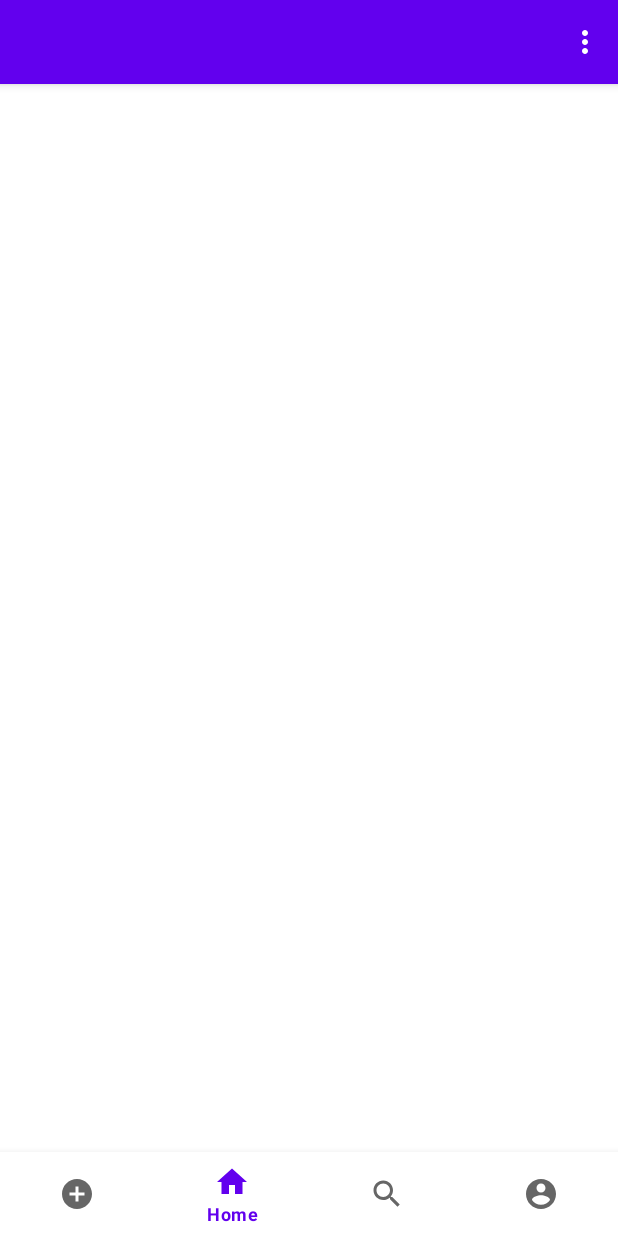
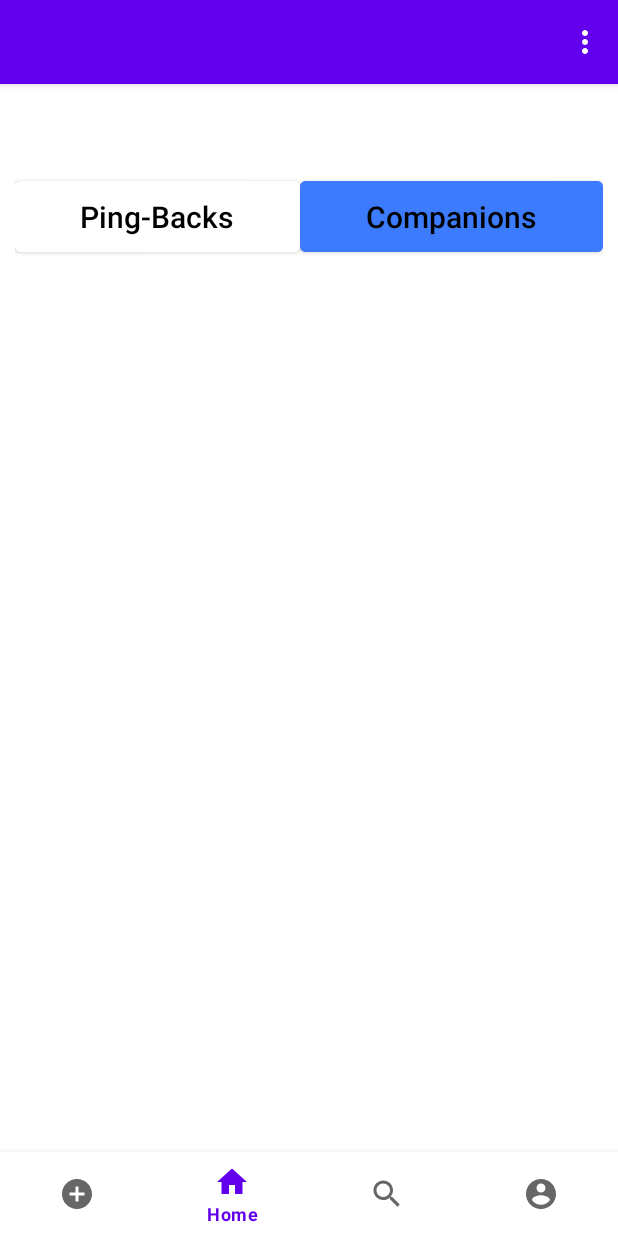
Before and after one commit to Tech-Elites/Ping_App, an Android app: the screen it shows after launch once a user with an empty profile is signed in (LandingPage), on a phone screen of 412 x 824 dp. Run offline under Robolectric (Android 15) with nearby library versions, the phone set to English and light mode, and no system bars; our stand-ins replace Firebase (no records; nobody signed in at launch, a user with empty details on screens opened directly), navigation-ui.

Commit message:
home page

```diff
--- a/app/src/main/java/com/example/ping/pingspage.java
+++ b/app/src/main/java/com/example/ping/pingspage.java
@@ -1,12 +1,16 @@
 package com.example.ping;
 
+import android.graphics.Color;
 import android.os.Bundle;
 
+import androidx.annotation.NonNull;
+import androidx.annotation.Nullable;
 import androidx.fragment.app.Fragment;
 
 import android.view.LayoutInflater;
 import android.view.View;
 import android.view.ViewGroup;
+import android.widget.Button;
 
 /**
  * A simple {@link Fragment} subclass.
@@ -55,6 +59,41 @@ public class pingspage extends Fragment {
         }
     }
 
+    Button companions, pingbacks;
+
+    void onCompanionClick(){
+        companions.setBackgroundColor(Color.parseColor("#3C7BFB"));
+        pingbacks.setBackgroundColor(Color.parseColor("#FFFFFF"));
+    }
+
+    void onPingbacksClick(){
+        pingbacks.setBackgroundColor(Color.parseColor("#3C7BFB"));
+        companions.setBackgroundColor(Color.parseColor("#FFFFFF"));
+    }
+
+    @Override
+    public void onViewCreated(@NonNull View view, @Nullable Bundle savedInstanceState) {
+        super.onViewCreated(view, savedInstanceState);
+        companions=getView().findViewById(R.id.homeCompanions);
+        pingbacks=getView().findViewById(R.id.homePingBacks);
+        companions.setOnClickListener(new View.OnClickListener()
+        {
+            @Override
+            public void onClick(View v)
+            {
+                onCompanionClick();
+            }
+        });
+        pingbacks.setOnClickListener(new View.OnClickListener()
+        {
+            @Override
+            public void onClick(View v)
+            {
+                onPingbacksClick();
+            }
+        });
+    }
+
     @Override
     public View onCreateView(LayoutInflater inflater, ViewGroup container,
                              Bundle savedInstanceState) {
--- a/app/src/main/java/com/example/ping/search.java
+++ b/app/src/main/java/com/example/ping/search.java
@@ -2,11 +2,15 @@ package com.example.ping;
 
 import android.os.Bundle;
 
+import androidx.annotation.NonNull;
+import androidx.annotation.Nullable;
 import androidx.fragment.app.Fragment;
 
 import android.view.LayoutInflater;
 import android.view.View;
 import android.view.ViewGroup;
+import android.widget.Button;
+import android.widget.Toast;
 
 /**
  * A simple {@link Fragment} subclass.
@@ -55,9 +59,27 @@ public class search extends Fragment {
         }
     }
 
-    public void SearchUserName(View v){
+    Button searchButton;
 
+    public void SearchUserName(){
+        //Search function here
     }
+
+    @Override
+    public void onViewCreated(@NonNull View view, @Nullable Bundle savedInstanceState) {
+        super.onViewCreated(view, savedInstanceState);
+        searchButton=getView().findViewById(R.id.searchPageIdButton);
+        searchButton.setOnClickListener(new View.OnClickListener()
+        {
+            @Override
+            public void onClick(View v)
+            {
+                SearchUserName();
+            }
+        });
+    }
+
+
 
     @Override
     public View onCreateView(LayoutInflater inflater, ViewGroup container,
--- a/app/src/main/res/layout/fragment_pingspage.xml
+++ b/app/src/main/res/layout/fragment_pingspage.xml
@@ -1,5 +1,6 @@
 <?xml version="1.0" encoding="utf-8"?>
 <androidx.constraintlayout.widget.ConstraintLayout xmlns:android="http://schemas.android.com/apk/res/android"
+    xmlns:app="http://schemas.android.com/apk/res-auto"
     xmlns:tools="http://schemas.android.com/tools"
     android:layout_width="match_parent"
     android:layout_height="match_parent"
@@ -8,4 +9,54 @@
     <!-- TODO: Update blank fragment layout -->
 
 
+    <LinearLayout
+        android:layout_width="match_parent"
+        android:layout_height="wrap_content"
+        android:orientation="vertical"
+        android:layout_marginTop="40dp"
+        app:layout_constraintEnd_toEndOf="parent"
+        app:layout_constraintStart_toStartOf="parent"
+        app:layout_constraintTop_toTopOf="parent">
+
+        <LinearLayout
+            android:layout_width="match_parent"
+            android:layout_height="match_parent"
+            android:layout_marginHorizontal="10dp"
+            android:orientation="horizontal">
+
+
+            <Button
+                android:id="@+id/homePingBacks"
+                android:layout_width="wrap_content"
+                android:layout_height="wrap_content"
+                android:layout_weight="1"
+                android:backgroundTint="@color/white"
+                android:fontFamily="sans-serif-medium"
+                android:paddingVertical="10dp"
+                android:text="Ping-Backs"
+                android:textAllCaps="false"
+                android:textColor="@color/black"
+                android:letterSpacing="0"
+                android:textSize="20dp" />
+
+            <Button
+                android:id="@+id/homeCompanions"
+                android:layout_width="wrap_content"
+                android:layout_height="wrap_content"
+                android:layout_weight="1"
+                android:backgroundTint="#3C7BFB"
+                android:fontFamily="sans-serif-medium"
+                android:paddingVertical="10dp"
+                android:text="Companions"
+                android:textAllCaps="false"
+                android:textColor="@color/black"
+                android:letterSpacing="0"
+                android:textSize="20dp" />
+        </LinearLayout>
+
+        <ListView
+            android:id="@+id/homePageListView"
+            android:layout_width="match_parent"
+            android:layout_height="500dp" />
+    </LinearLayout>
 </androidx.constraintlayout.widget.ConstraintLayout>
--- a/app/src/main/res/layout/fragment_search.xml
+++ b/app/src/main/res/layout/fragment_search.xml
@@ -42,7 +42,7 @@
                 android:text="" />
 
             <Button
-                android:id="@+id/button15"
+                android:id="@+id/searchPageIdButton"
                 android:layout_width="10dp"
                 android:layout_height="60dp"
                 android:layout_weight="1"
```
